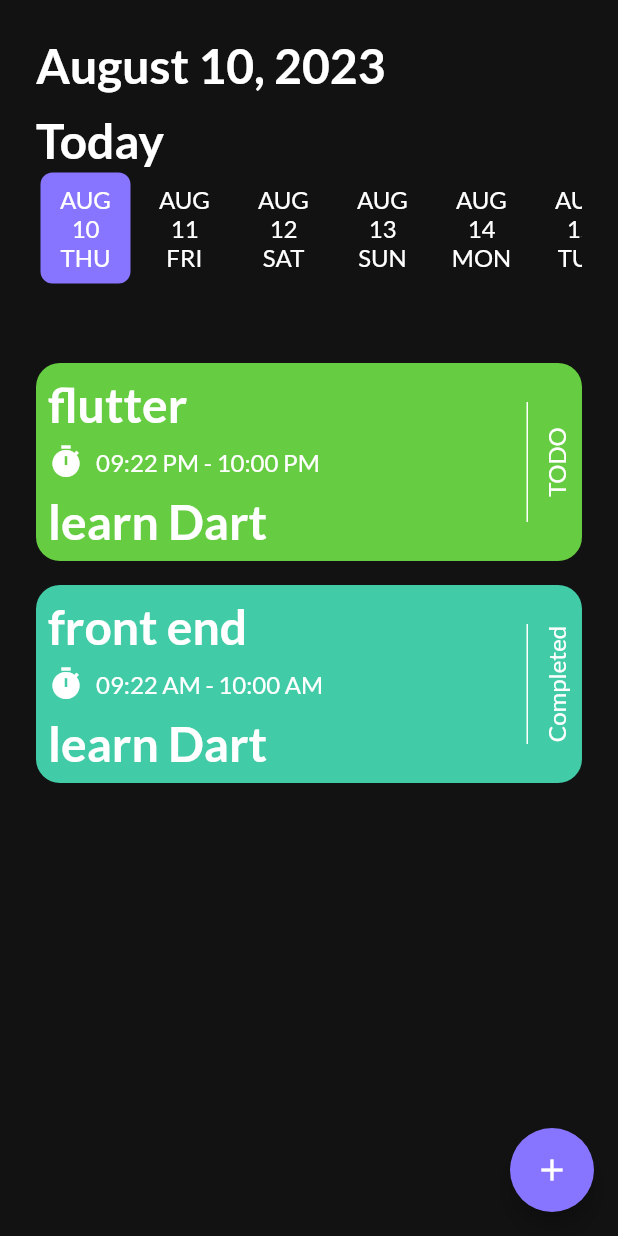
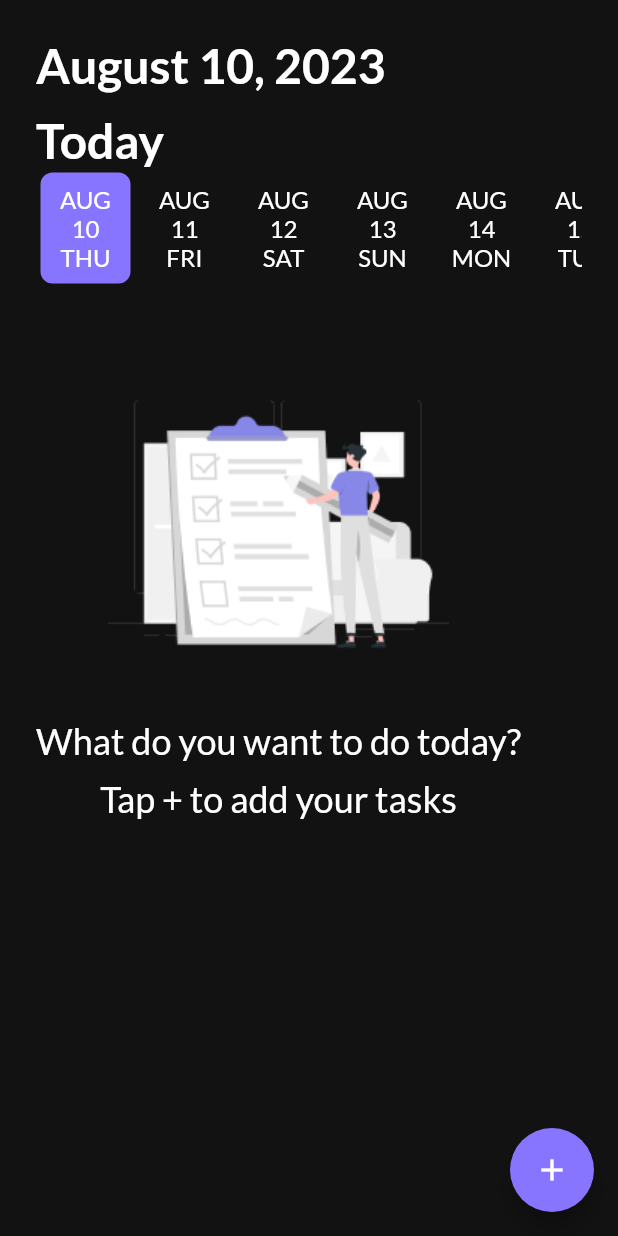
Before and after one commit to Mahmoud-Magdyy/To_Do_App, a Flutter app: the HomeScreen screen opened directly, on a phone screen of 412 x 824 dp. Run offline on Flutter 3.47's test engine with Material 2 defaults, Android fonts, the phone set to English and light mode, and no system bars; our stand-ins replace flutter_bloc, flutter_screenutil, get_it, google_fonts, shared_preferences, smooth_page_indicator; accounts and stored records are empty.

Commit message:
test dummy data

```diff
--- a/lib/core/utils/app_strings.dart
+++ b/lib/core/utils/app_strings.dart
@@ -29,4 +29,6 @@ class AppStrings{
     static const String cancel='Cancel';
     static const String onBoardingKey='onBoarding';
     static const String color='Color';
+    static const String noteErrorMs='Enter valid note';
+    static const String titleErrorMs='Enter valid title';
 }
--- a/lib/features/task/data/mode/task_model.dart
+++ b/lib/features/task/data/mode/task_model.dart
@@ -4,36 +4,18 @@ class TaskModel {
   final String note;
   final String startTime;
   final String endTime;
+  final String date;
   final bool isCompleted;
   final int color;
 
   TaskModel(
       {required this.id,
+      required this.date,
       required this.color,
       required this.title,
       required this.note,
       required this.startTime,
       required this.endTime,
       required this.isCompleted});
-  static List<TaskModel> tasksList = [
-    TaskModel(
-      id: '1',
-      title: 'flutter',
-      note: 'Learn Dart',
-      startTime: '09:22 PM',
-      endTime: '10:00 PM',
-      isCompleted: false,
-      color: 1,
 
-    ),
-    TaskModel(
-      id: '1',
-      title: 'front end',
-      note: 'Learn HTML',
-      startTime: '09:22 AM',
-      endTime: '10:00 AM',
-      isCompleted: true,
-      color: 2,
-    )
-  ];
 }
--- a/lib/features/task/presentation/components/add_task_components.dart
+++ b/lib/features/task/presentation/components/add_task_components.dart
@@ -3,12 +3,14 @@ import 'package:flutter_screenutil/flutter_screenutil.dart';
 
 
 class AddTaskComponent extends StatelessWidget {
-  const AddTaskComponent({super.key, required this.title, required this.hintText,  this.controller, this.suffixIcon,this.readOnly=false});
+  const AddTaskComponent({super.key, required this.title, required this.hintText,  this.controller, this.suffixIcon,this.readOnly=false, this.validator});
   final String title;
   final String hintText;
   final TextEditingController? controller;
   final IconButton? suffixIcon;
   final bool  readOnly ;
+  final String? Function(String?)? validator;
+
   @override
   Widget build(BuildContext context) {
     return Column(
@@ -20,6 +22,7 @@ class AddTaskComponent extends StatelessWidget {
               TextFormField(
                 readOnly: readOnly,
                 controller: controller,
+                validator: validator,
                 decoration:   InputDecoration(
 
                   //hint
--- a/lib/features/task/presentation/cubit/task_state.dart
+++ b/lib/features/task/presentation/cubit/task_state.dart
@@ -13,3 +13,7 @@ final class GetEndDateSuccess extends TaskState {}
 final class GetEndDateError extends TaskState {}
 final class ChangeCheckMarkIndexState extends TaskState {}
 final class GetColorState extends TaskState {}
+
+final class InsertTaskLoadingState extends TaskState {}
+final class InsertTaskSuccessState extends TaskState {}
+final class InsertTaskErrorState extends TaskState {}
--- a/lib/features/task/presentation/screens/home_screen/home_screen.dart
+++ b/lib/features/task/presentation/screens/home_screen/home_screen.dart
@@ -21,7 +21,9 @@ class HomeScreen extends StatelessWidget {
       child: Scaffold(
         body: Padding(
           padding: const EdgeInsets.all(24),
-          child: Column(
+          child: BlocBuilder<TaskCubit, TaskState>(
+            builder: (context, state) {
+              return Column(
                 crossAxisAlignment: CrossAxisAlignment.start,
                 children: [
                   //date now
@@ -57,10 +59,13 @@ class HomeScreen extends StatelessWidget {
                   ),
                   //no tasks
 
-              TaskModel.tasksList.isEmpty?const NoTasksWidget():
-              Expanded(
+                  BlocProvider.of<TaskCubit>(context).tasksList.isEmpty
+                      ? const NoTasksWidget()
+                      : Expanded(
                           child: ListView.builder(
-                      itemCount: TaskModel.tasksList.length,
+                              itemCount: BlocProvider.of<TaskCubit>(context)
+                                  .tasksList
+                                  .length,
                               itemBuilder: (context, i) {
                                 return InkWell(
                                     onTap: () {
@@ -79,7 +84,8 @@ class HomeScreen extends StatelessWidget {
                                                     height: 48,
                                                     width: double.infinity,
                                                     child: CustomElevetedButton(
-                                                text: AppStrings.completed,
+                                                        text: AppStrings
+                                                            .completed,
                                                         onPressed: () {}),
                                                   ),
                                                   const SizedBox(
@@ -90,8 +96,10 @@ class HomeScreen extends StatelessWidget {
                                                     height: 48,
                                                     width: double.infinity,
                                                     child: CustomElevetedButton(
-                                                backgroundColor: AppColors.red,
-                                                text: AppStrings.deleteTask,
+                                                        backgroundColor:
+                                                            AppColors.red,
+                                                        text: AppStrings
+                                                            .deleteTask,
                                                         onPressed: () {}),
                                                   ),
                                                   const SizedBox(
@@ -111,17 +119,21 @@ class HomeScreen extends StatelessWidget {
                                           });
                                     },
                                     child: TaskComponents(
-                              taskModel: TaskModel.tasksList[i],
+                                      taskModel:
+                                          BlocProvider.of<TaskCubit>(context)
+                                              .tasksList[i],
                                     ));
                               }))
                 ],
+              );
+            },
           ),
         ),
         //fba
         floatingActionButton: FloatingActionButton(
           onPressed: () {
             Navigator.push(
-                context, MaterialPageRoute(builder: (_) => AddTaskScreen()));
+                context, MaterialPageRoute(builder: (_) => const AddTaskScreen()));
           },
           backgroundColor: AppColors.primary,
           child: const Icon(Icons.add),
@@ -149,7 +161,8 @@ class TaskComponents extends StatelessWidget {
           margin: const EdgeInsets.only(bottom: 16),
           decoration: BoxDecoration(
             borderRadius: BorderRadius.circular(16),
-            color: BlocProvider.of<TaskCubit>(context).getColor(taskModel.color),
+            color:
+                BlocProvider.of<TaskCubit>(context).getColor(taskModel.color),
           ),
           child: Row(
             children: [
@@ -186,7 +199,7 @@ class TaskComponents extends StatelessWidget {
                   ),
                   //text
                   Text(
-                    'learn Dart',
+                    taskModel.note,
                     style: Theme.of(context).textTheme.displayLarge,
                   ),
                 ],
```
Also changed, not shown: lib/features/task/presentation/cubit/task_cubit.dart (+33 -1 lines). Lines whose indentation alone changed are shown as unchanged.
